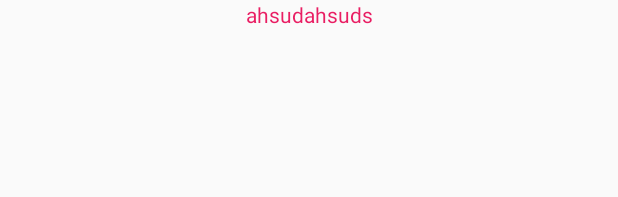
After one commit to alissonrubim/FifaExpress, an Android app: the layout layout_friend_item.xml on its own in the app's theme, with its tools: preview values and no code run, on a phone screen of 412 x 824 dp. The commit adds this screen. Shown: the top 197 px of the screen. Run offline under Robolectric (Android 15) with nearby library versions, the phone set to English and light mode, and no system bars.

Commit message:
Commit da ListView customizada.
Commit da ListView customizada.

```diff
--- a/app/src/main/java/com/alissonrubim/fifaexpress/Model/DAO/RoundMatchDAO.java
+++ b/app/src/main/java/com/alissonrubim/fifaexpress/Model/DAO/RoundMatchDAO.java
@@ -33,12 +33,12 @@ public class RoundMatchDAO implements BaseDAO<RoundMatch> {
 
     public RoundMatch GetNextByRoundId(long roundId){
         RoundMatch round = null;
-        Cursor c = database.getReadableDatabase().rawQuery("SELECT RoundMatchId, RoundId, Friend1Id, Friend2Id, Finished FROM RoundMatch WHERE Finished = 0 AND RoundId = " + roundId, null);
+        Cursor c = database.getReadableDatabase().rawQuery("SELECT RoundMatchId, RoundId, Friend1Id, Friend2Id, Finished, Number FROM RoundMatch WHERE Finished = 0 AND RoundId = " + roundId, null);
         if (c.moveToFirst()){
             Round r = (new RoundDAO(database.Context)).GetById(c.getInt(c.getColumnIndex("RoundId")));
             Friend f1 = (new FriendDAO(database.Context)).GetById(c.getInt(c.getColumnIndex("Friend1Id")));
             Friend f2 = (new FriendDAO(database.Context)).GetById(c.getInt(c.getColumnIndex("Friend2Id")));
-            round = new RoundMatch(c.getInt(c.getColumnIndex("RoundMatchId")), r, f1, f2, c.getInt(c.getColumnIndex("Finished")) == 1);
+            round = new RoundMatch(c.getInt(c.getColumnIndex("RoundMatchId")), r, f1, f2, c.getInt(c.getColumnIndex("Number")), c.getInt(c.getColumnIndex("Finished")) == 1);
         }
         c.close();
         database.close();
@@ -57,6 +57,7 @@ public class RoundMatchDAO implements BaseDAO<RoundMatch> {
         insertValues.put("Friend1Id", obj.getFriend1().getFriendId());
         insertValues.put("Friend2Id", obj.getFriend2().getFriendId());
         insertValues.put("Finished", obj.isFinished() ? 1 : 0);
+        insertValues.put("Number", obj.getNumber());
         long id = database.getWritableDatabase().insert("RoundMatch", null, insertValues);
         obj.setRoundMatchId(id);
         return id;
@@ -70,6 +71,7 @@ public class RoundMatchDAO implements BaseDAO<RoundMatch> {
         insertValues.put("Friend1Id", obj.getFriend1().getFriendId());
         insertValues.put("Friend2Id", obj.getFriend2().getFriendId());
         insertValues.put("Finished", obj.isFinished() ? 1 : 0);
+        insertValues.put("Number", obj.getNumber());
         database.getWritableDatabase().update("RoundMatch", insertValues, "RoundMatchId = ?", values);
     }
 
--- a/app/src/main/java/com/alissonrubim/fifaexpress/RoundActivity.java
+++ b/app/src/main/java/com/alissonrubim/fifaexpress/RoundActivity.java
@@ -71,6 +71,7 @@ public class RoundActivity extends AppCompatActivity {
         }
     }
 
+    //Atualiza informações na tela
     private void updateUI(){
         if(currentRoundMatch != null)
         {
@@ -156,7 +157,7 @@ public class RoundActivity extends AppCompatActivity {
             for (int i = 0; i < originalFriendSize; i++) {
                 Friend f1 = getRandonFriend(allFriends, true);
                 Friend f2 = getRandonFriend(allFriends, true);
-                roundMatchs.add(new RoundMatch(-1, currentRound, f1, f2, false));
+                roundMatchs.add(new RoundMatch(-1, currentRound, f1, f2, (i+1), false));
             }
 
             for (RoundMatch m : roundMatchs
--- /dev/null
+++ b/app/src/main/res/layout/layout_friend_item.xml
@@ -0,0 +1,20 @@
+<?xml version="1.0" encoding="utf-8"?>
+<android.support.constraint.ConstraintLayout
+    xmlns:android="http://schemas.android.com/apk/res/android"
+    xmlns:app="http://schemas.android.com/apk/res-auto"
+    xmlns:tools="http://schemas.android.com/tools"
+    android:layout_width="match_parent"
+    android:layout_height="match_parent">
+
+    <TextView
+        android:id="@+id/textViewFriendName"
+        android:layout_width="wrap_content"
+        android:layout_height="wrap_content"
+        android:layout_marginEnd="8dp"
+        android:layout_marginStart="8dp"
+        android:text="ahsudahsuds"
+        android:textColor="@color/pink"
+        app:layout_constraintEnd_toEndOf="parent"
+        app:layout_constraintStart_toStartOf="parent"
+        tools:layout_editor_absoluteY="7dp" />
+</android.support.constraint.ConstraintLayout>
```
Also changed, not shown: app/src/main/java/com/alissonrubim/fifaexpress/FriendActivity.java (+5 -2 lines), app/src/main/java/com/alissonrubim/fifaexpress/Helper/FriendListViewAdapter.java (added, +66 -0 lines), app/src/main/java/com/alissonrubim/fifaexpress/Model/Connection/Database.java (+7 -6 lines), app/src/main/java/com/alissonrubim/fifaexpress/Model/RoundMatch.java (+11 -1 lines), app/src/main/res/layout/activity_round_result.xml (+6 -1 lines).
